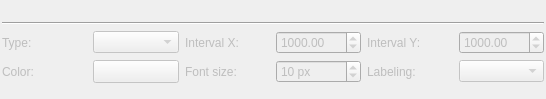
kadas-albireo/kadas-albireo2, file kadas/app/mapgrid/kadasmapgridwidgetbase.ui: the form before one commit.
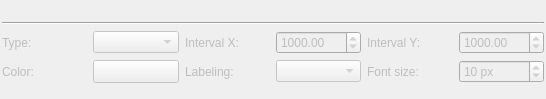
The form after the commit. Custom widgets are drawn as their Qt base class.

The edit to the form file:
```diff
--- a/kadas/app/mapgrid/kadasmapgridwidgetbase.ui
+++ b/kadas/app/mapgrid/kadasmapgridwidgetbase.ui
@@ -60,7 +60,17 @@
           <number>0</number>
          </property>
          <item>
-          <widget class="QComboBox" name="comboBoxLabeling"/>
+          <widget class="QSpinBox" name="spinBoxFontSize">
+           <property name="suffix">
+            <string notr="true"> px</string>
+           </property>
+           <property name="minimum">
+            <number>1</number>
+           </property>
+           <property name="value">
+            <number>10</number>
+           </property>
+          </widget>
          </item>
         </layout>
        </widget>
@@ -124,33 +134,6 @@
         </property>
        </widget>
       </item>
-      <item row="1" column="2">
-       <widget class="QLabel" name="labelFontSize">
-        <property name="text">
-         <string>Font size:</string>
-        </property>
-       </widget>
-      </item>
-      <item row="1" column="3">
-       <widget class="QSpinBox" name="spinBoxFontSize">
-        <property name="suffix">
-         <string notr="true"> px</string>
-        </property>
-        <property name="minimum">
-         <number>1</number>
-        </property>
-        <property name="value">
-         <number>10</number>
-        </property>
-       </widget>
-      </item>
-      <item row="1" column="4">
-       <widget class="QLabel" name="labelLabeling">
-        <property name="text">
-         <string>Labeling:</string>
-        </property>
-       </widget>
-      </item>
       <item row="0" column="3">
        <widget class="QDoubleSpinBox" name="spinBoxIntervalX">
         <property name="toolTip">
@@ -177,6 +160,23 @@
         </property>
        </widget>
       </item>
+      <item row="1" column="2">
+       <widget class="QLabel" name="labelLabeling">
+        <property name="text">
+         <string>Labeling:</string>
+        </property>
+       </widget>
+      </item>
+      <item row="1" column="3">
+       <widget class="QComboBox" name="comboBoxLabeling"/>
+      </item>
+      <item row="1" column="4">
+       <widget class="QLabel" name="labelFontSize">
+        <property name="text">
+         <string>Font size:</string>
+        </property>
+       </widget>
+      </item>
      </layout>
     </widget>
    </item>
```
Left out of the diff: 22 changed lines with no effect on the pictures.
